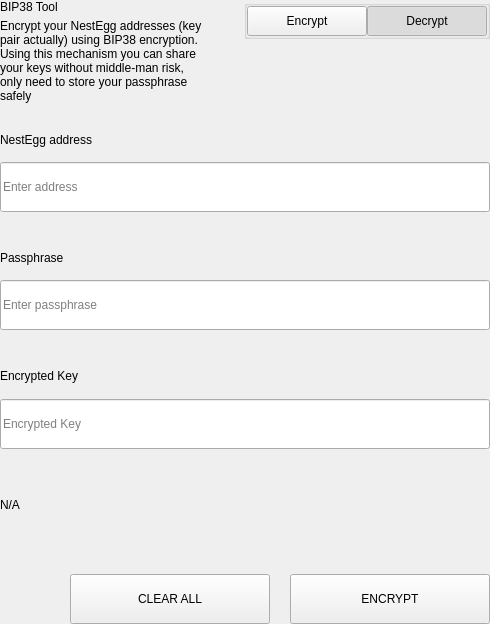
The window that src/qt/pivx/settings/forms/settingsbittoolwidget.ui (KingricharVD/NestEGG) describes before a commit, drawn with Qt 5.
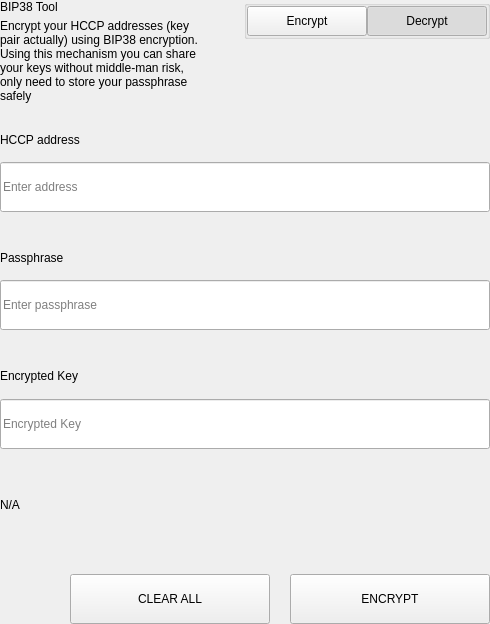
The same window after the commit.

Patch:
```diff
--- a/src/qt/pivx/settings/forms/settingsbittoolwidget.ui
+++ b/src/qt/pivx/settings/forms/settingsbittoolwidget.ui
@@ -69,7 +69,7 @@
             <item>
              <widget class="QLabel" name="labelSubtitle1">
               <property name="text">
-               <string>Encrypt your NestEgg addresses (key pair actually) using BIP38 encryption.
+               <string>Encrypt your HCCP addresses (key pair actually) using BIP38 encryption.
 Using this mechanism you can share your keys without middle-man risk, only need to store your passphrase safely</string>
               </property>
               <property name="wordWrap">
@@ -657,7 +657,7 @@
                   </size>
                  </property>
                  <property name="text">
-                  <string>NestEgg address</string>
+                  <string>HCCP address</string>
                  </property>
                 </widget>
                </item>
```
